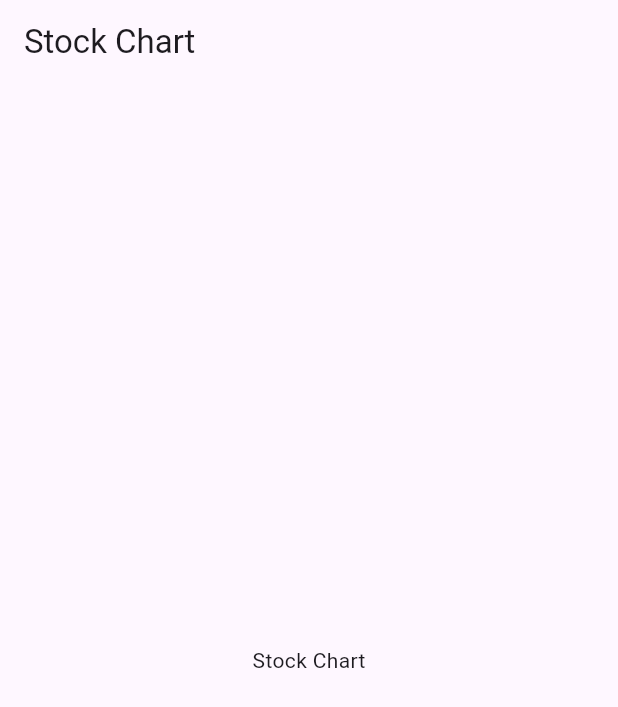
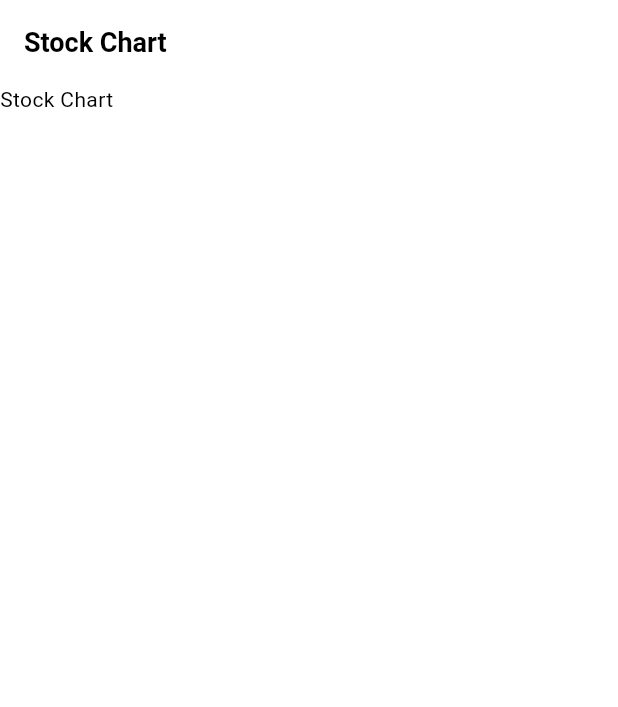
Before and after one commit to BabishShrestha/stock_demo_app, a Flutter app: the screen it shows after launch, on a phone screen of 412 x 824 dp. Shown: the top 707 px of the screen. Run offline on Flutter 3.47's test engine with Material 3 defaults, Android fonts, the phone set to English and light mode, and no system bars; our stand-ins replace dartz, dio, flutter_bloc, flutter_screenutil, freezed_annotation, get_it.

Commit message:
initialize: logic for api setup using dio intalize: get it dependency injection for dio add: logic for failure types add: logic for changing theme and setting theme add: model for getting hourly data from api modify: logic to make theme, and dio loosely coupled

```diff
--- a/analysis_options.yaml
+++ b/analysis_options.yaml
@@ -1 +1,5 @@
 include: package:flutter_lints/flutter.yaml
+
+analyzer:
+  errors:
+    invalid_annotation_target: ignore
--- /dev/null
+++ b/lib/core/config/dio/interceptors/interceptors.dart
@@ -0,0 +1,3 @@
+export 'error_interceptors.dart';
+export 'request_interceptors.dart';
+export 'response_interceptors.dart';
--- /dev/null
+++ b/lib/core/theme/bloc/theme_cubit.dart
@@ -0,0 +1,14 @@
+import 'package:flutter/material.dart';
+import 'package:flutter_bloc/flutter_bloc.dart';
+import 'package:stock_demo_app/core/theme/theme.dart';
+
+class ThemeCubit extends Cubit<ThemeData> {
+  ThemeCubit() : super(AppTheme.lightTheme);
+  void toggleTheme() {
+    emit(state == AppTheme.lightTheme ? ThemeData.dark() : AppTheme.lightTheme);
+  }
+
+  void updateTheme(ThemeData theme) {
+    emit(theme);
+  }
+}
--- /dev/null
+++ b/lib/core/theme/theme.dart
@@ -0,0 +1,48 @@
+import 'package:flutter/material.dart';
+
+class AppTheme {
+  AppTheme();
+  static AppTheme? _current;
+
+  static AppTheme get current {
+    _current ??= AppTheme();
+    return _current!;
+  }
+
+  static ThemeData get lightTheme {
+    return ThemeData(
+      primaryColor: Colors.blue,
+      hintColor: Colors.blueAccent,
+      scaffoldBackgroundColor: Colors.white,
+      appBarTheme: AppBarTheme(
+        backgroundColor: Colors.white,
+        elevation: 0,
+        iconTheme: const IconThemeData(color: Colors.black),
+        toolbarTextStyle: const TextTheme(
+          titleLarge: TextStyle(
+            color: Colors.black,
+            fontSize: 18,
+            fontWeight: FontWeight.bold,
+          ),
+        ).bodyMedium,
+        titleTextStyle: const TextTheme(
+          titleLarge: TextStyle(
+            color: Colors.black,
+            fontSize: 18,
+            fontWeight: FontWeight.bold,
+          ),
+        ).titleLarge,
+      ),
+      textTheme: const TextTheme(
+        bodyLarge: TextStyle(
+          color: Colors.black,
+          fontSize: 16,
+        ),
+        bodyMedium: TextStyle(
+          color: Colors.black,
+          fontSize: 14,
+        ),
+      ),
+    );
+  }
+}
--- /dev/null
+++ b/lib/core/utils/utils.dart
@@ -0,0 +1,2 @@
+export 'style.dart';
+export 'ui_colors.dart';
--- a/lib/features/stock_chart/presentation/views/stock_chart_view.dart
+++ b/lib/features/stock_chart/presentation/views/stock_chart_view.dart
@@ -7,10 +7,12 @@ class StockChartView extends StatelessWidget {
   Widget build(BuildContext context) {
     return Scaffold(
       appBar: AppBar(
-        title: Text('Stock Chart'),
+        title: const Text('Stock Chart'),
       ),
-      body: Center(
-        child: Text('Stock Chart'),
+      body: const Column(
+        children: [
+          Text('Stock Chart'),
+        ],
       ),
     );
   }
--- a/lib/main.dart
+++ b/lib/main.dart
@@ -1,7 +1,16 @@
 import 'package:flutter/material.dart';
+import 'package:flutter/services.dart';
+import 'package:flutter_bloc/flutter_bloc.dart';
+import 'package:flutter_screenutil/flutter_screenutil.dart';
+import 'package:stock_demo_app/core/theme/bloc/theme_cubit.dart';
 import 'package:stock_demo_app/features/stock_chart/presentation/views/stock_chart_view.dart';
 
 void main() {
+  WidgetsFlutterBinding.ensureInitialized();
+  SystemChrome.setPreferredOrientations([
+    DeviceOrientation.portraitUp,
+    DeviceOrientation.portraitDown,
+  ]);
   runApp(const MainApp());
 }
 
@@ -10,6 +19,25 @@ class MainApp extends StatelessWidget {
 
   @override
   Widget build(BuildContext context) {
-    return const MaterialApp(home: StockChartView());
+    return BlocProvider(
+      create: (context) => ThemeCubit(),
+      child: BlocBuilder<ThemeCubit, ThemeData>(builder: (context, themeData) {
+        return ScreenUtilInit(
+          designSize: const Size(360, 690),
+          minTextAdapt: true,
+          splitScreenMode: true,
+          useInheritedMediaQuery: true,
+          builder: (_, child) {
+            return MaterialApp(
+              debugShowCheckedModeBanner: false,
+              title: 'Stock Demo App',
+              theme: themeData,
+              home: child,
+            );
+          },
+          child: const StockChartView(),
+        );
+      }),
+    );
   }
 }
```
Also changed, not shown: lib/core/config/dependency_injection/di.dart (added, +12 -0 lines), lib/core/config/dio/dio_client.dart (added, +30 -0 lines), lib/core/config/dio/dio_helper.dart (added, +84 -0 lines), lib/core/config/dio/dio_util.dart (added, +30 -0 lines), lib/core/config/dio/interceptors/error_interceptors.dart (added, +19 -0 lines), lib/core/config/dio/interceptors/request_interceptors.dart (added, +39 -0 lines), lib/core/config/dio/interceptors/response_interceptors.dart (added, +30 -0 lines), lib/core/config/failure.dart (added, +170 -0 lines), lib/core/utils/style.dart (added, +8 -0 lines), lib/core/utils/ui_colors.dart (added, +10 -0 lines), lib/core/widgets/custom_snackbar.dart (added, +39 -0 lines), lib/features/stock_chart/domain/time_series_intraday_model.dart (added, +45 -0 lines), pubspec.yaml (+7 -0 lines), lib/features/stock_chart/domain/time_series_intraday_model.freezed.dart (added), 2 more files.
